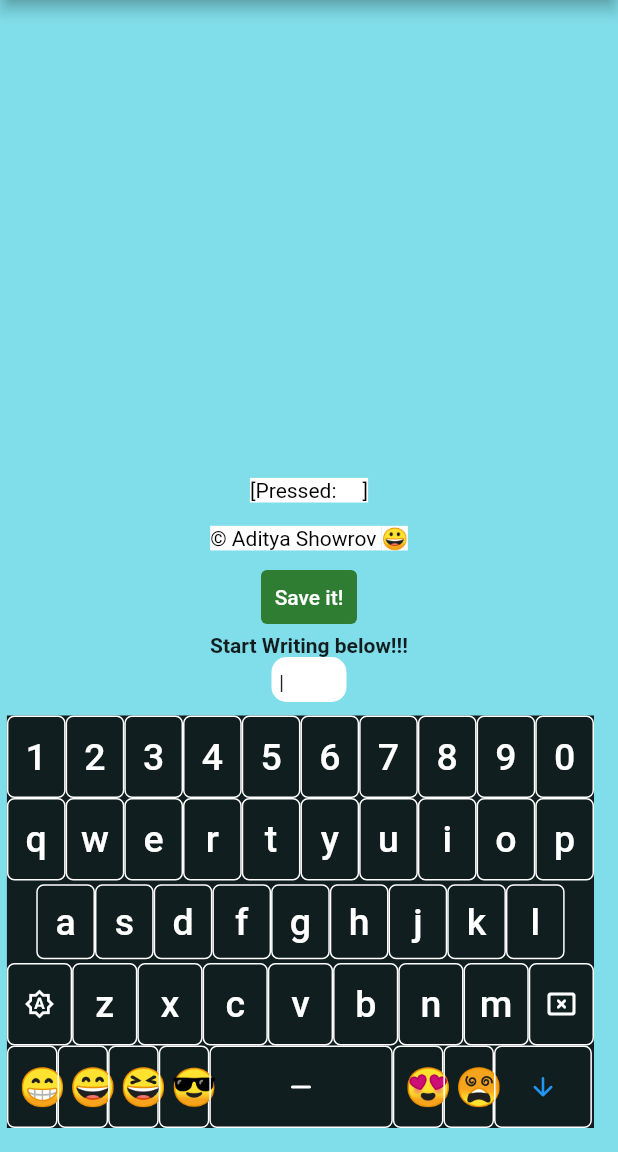
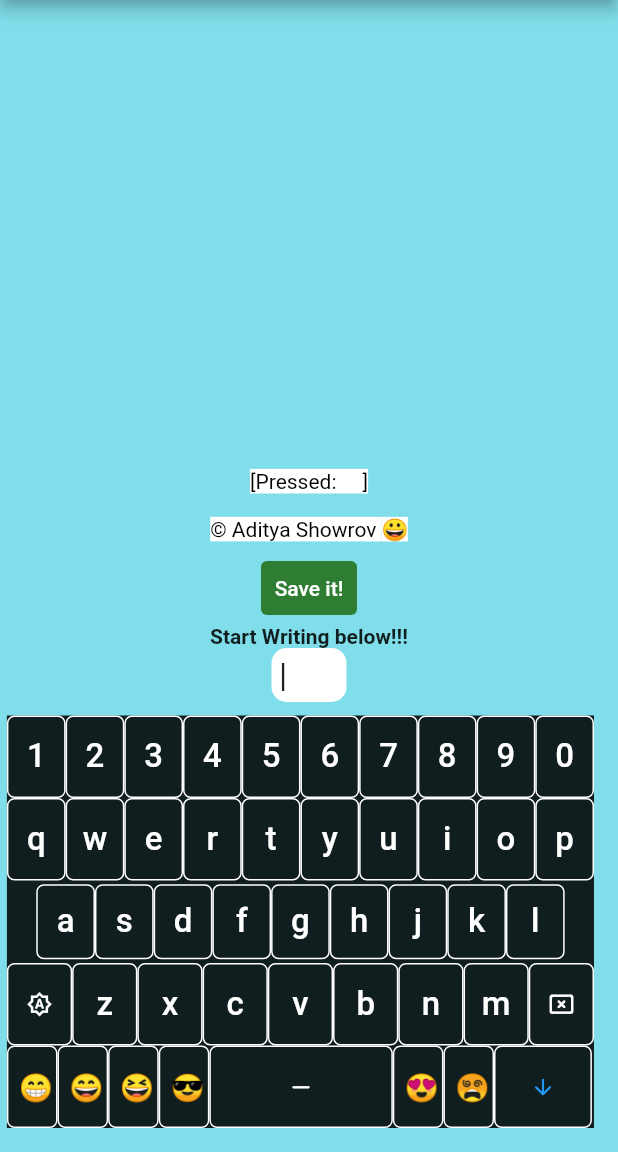
Before and after one commit to aditya995/flutterPractice, a Flutter app: the screen it shows after launch, on a phone screen of 412 x 824 dp, the part 84-1236 px from its top. Run offline on Flutter 3.47's test engine with Material 2 defaults, Android fonts, the phone set to English and light mode, and no system bars.

Commit message:
Layout changed and global variables added

```diff
--- a/keyboard/lib/keyboard.dart
+++ b/keyboard/lib/keyboard.dart
@@ -317,7 +317,7 @@ class _MyKeyBoardState extends State<MyKeyBoard> {
                             : Text(
                                 (cap == true) ? keysList5Cap[i] : keysList5[i],
                                 style: TextStyle(
-                                  fontSize: keyfontSize,
+                                  fontSize: emojiSize,
                                   color: Colors.white,
                                 ),
                               ),
@@ -362,6 +362,7 @@ class _MyKeyBoardState extends State<MyKeyBoard> {
                         Container(
                           constraints: BoxConstraints(
                             minWidth: 200,
+                            maxWidth: 300,
                             minHeight: 30,
                             // maxHeight: 150,
                           ),
@@ -375,6 +376,7 @@ class _MyKeyBoardState extends State<MyKeyBoard> {
                             'Time when saved : ${timesOf_saved[i]}\n Post: Id#__${i + 1}\n${inputStr(saved[i])}',
                             overflow: TextOverflow.clip,
                             style: TextStyle(
+                              fontSize: displayFieldFontSize,
                               fontWeight: FontWeight.w900,
                             ),
                           ),
@@ -440,7 +442,13 @@ class _MyKeyBoardState extends State<MyKeyBoard> {
                     borderRadius: BorderRadius.circular(10),
                   ),
                   child: SingleChildScrollView(
-                      reverse: true, child: Text('${inputStr(inputFields)}|')),
+                      reverse: true,
+                      child: Text(
+                        '${inputStr(inputFields)}|',
+                        style: TextStyle(
+                          fontSize: inputFieldFontSize,
+                        ),
+                      )),
                 ),
                 SizedBox(
                   height: 300,
--- a/keyboard/lib/vars.dart
+++ b/keyboard/lib/vars.dart
@@ -25,8 +25,11 @@ var checkLock = false;
 var keyHeight = 55.0;
 
 // Font and icon settings
-var iconSize = 20.0;
-var keyfontSize = 25.0;
+var iconSize = 17.0;
+var keyfontSize = 22.0;
+var emojiSize = 18.0;
+var inputFieldFontSize = 22.5;
+var displayFieldFontSize = 24.0;
 
 // Converting to String form list of string
 String inputStr(List a) {
```
